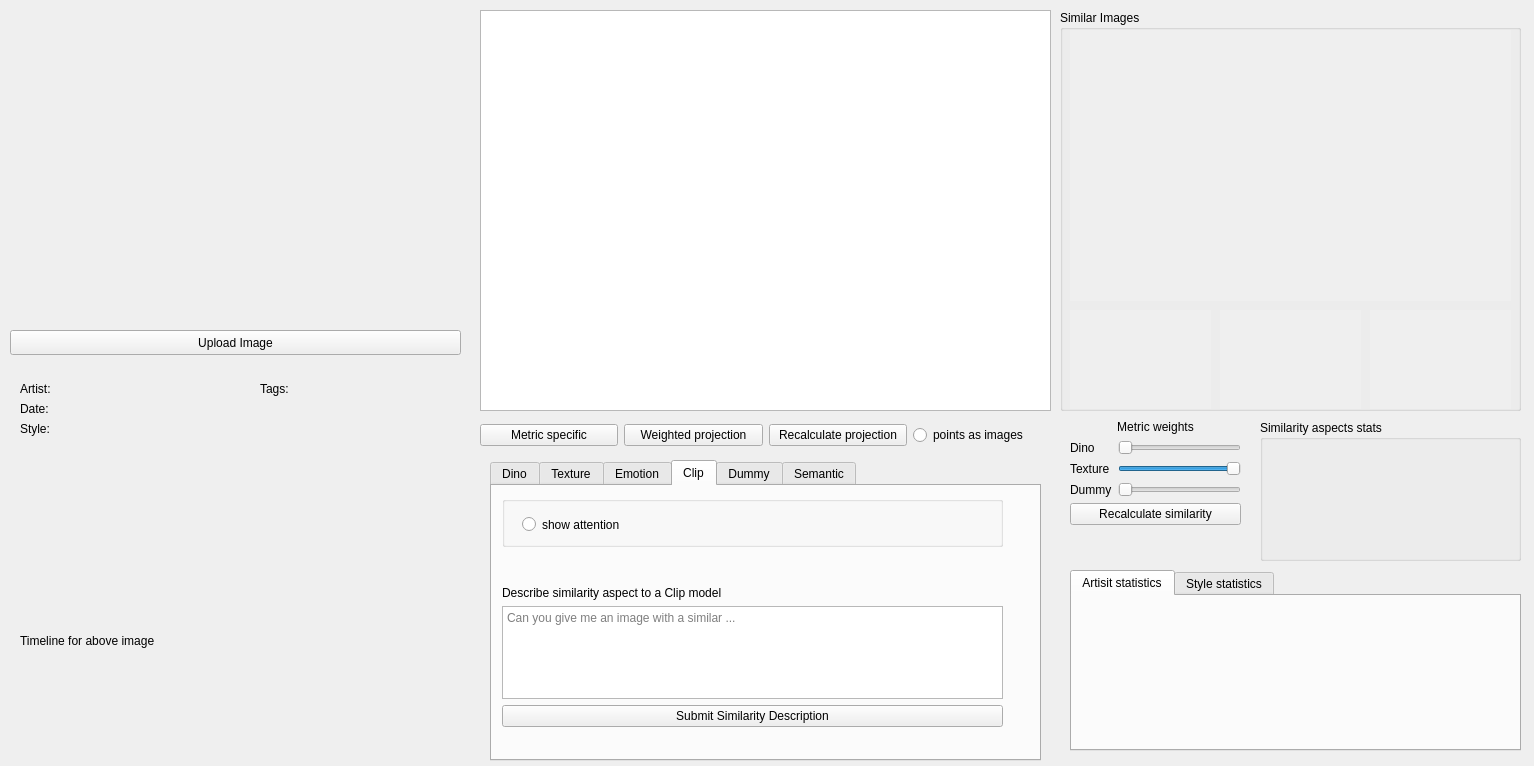
Above: deepsim_analyzer/ds_dashboard/form.ui from jonathan-gerb/deepsim-analyzer before the change. Below: the same form after it.
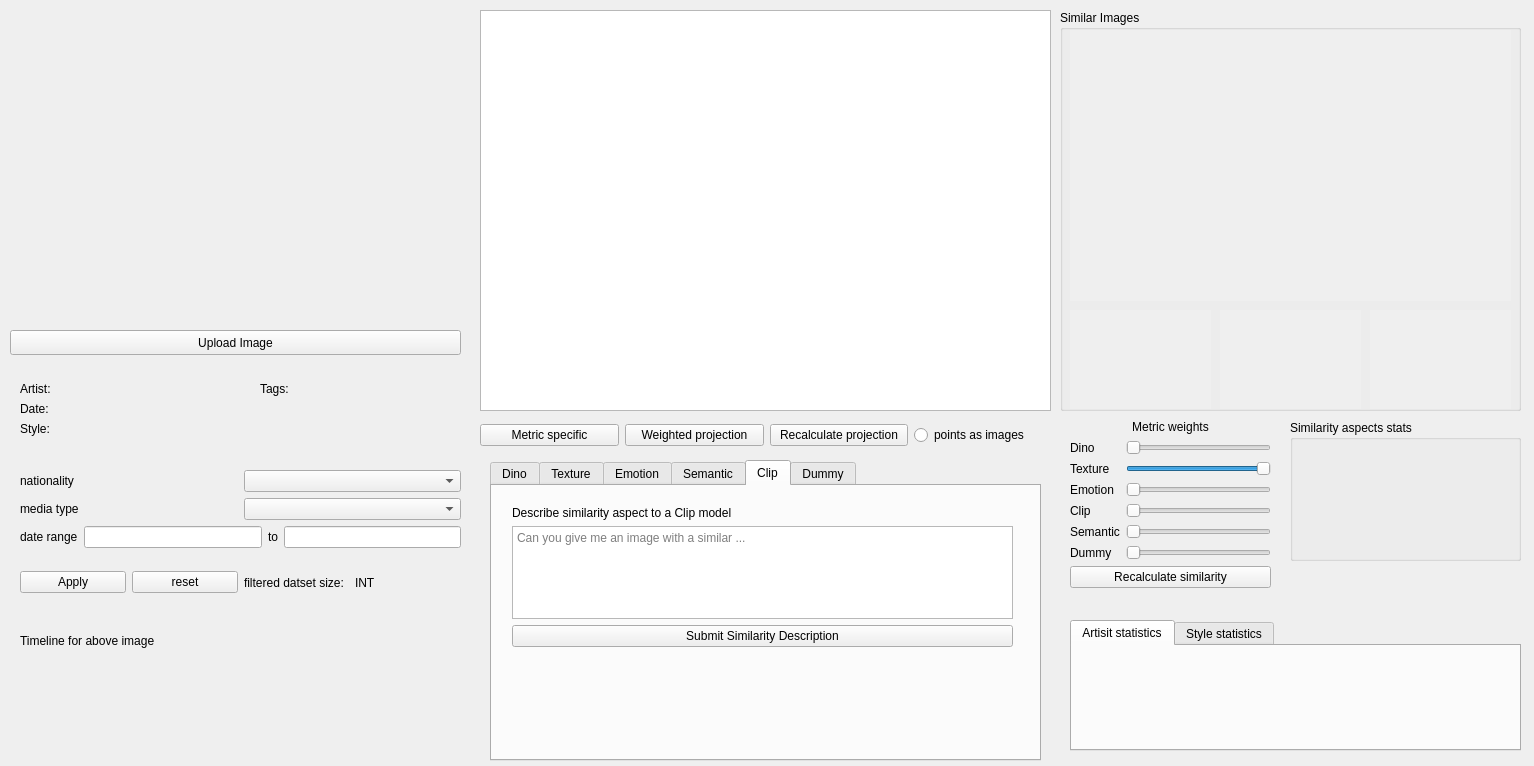
That is the form after the change. Custom widgets are drawn as their Qt base class.

What changed in the file:
```diff
--- a/deepsim_analyzer/ds_dashboard/form.ui
+++ b/deepsim_analyzer/ds_dashboard/form.ui
@@ -69,6 +69,102 @@
      </property>
      <layout class="QVBoxLayout" name="box_timeline_layout"/>
     </widget>
+    <widget class="QWidget" name="verticalLayoutWidget_6">
+     <property name="geometry">
+      <rect>
+       <x>10</x>
+       <y>10</y>
+       <width>441</width>
+       <height>141</height>
+      </rect>
+     </property>
+     <layout class="QVBoxLayout" name="verticalLayout_2">
+      <item>
+       <layout class="QHBoxLayout" name="horizontalLayout_3">
+        <item>
+         <widget class="QLabel" name="label_5">
+          <property name="text">
+           <string>nationality</string>
+          </property>
+         </widget>
+        </item>
+        <item>
+         <widget class="QComboBox" name="dataset_filtering_nationality_cbox"/>
+        </item>
+       </layout>
+      </item>
+      <item>
+       <layout class="QHBoxLayout" name="horizontalLayout_4">
+        <item>
+         <widget class="QLabel" name="label_8">
+          <property name="text">
+           <string>media type</string>
+          </property>
+         </widget>
+        </item>
+        <item>
+         <widget class="QComboBox" name="dataset_filtering_media_cbox"/>
+        </item>
+       </layout>
+      </item>
+      <item>
+       <layout class="QHBoxLayout" name="horizontalLayout_2">
+        <item>
+         <widget class="QLabel" name="label_3">
+          <property name="text">
+           <string>date range</string>
+          </property>
+         </widget>
+        </item>
+        <item>
+         <widget class="QLineEdit" name="dataset_filtering_from_date"/>
+        </item>
+        <item>
+         <widget class="QLabel" name="label_4">
+          <property name="text">
+           <string>to</string>
+          </property>
+         </widget>
+        </item>
+        <item>
+         <widget class="QLineEdit" name="dataset_filtering_to_date"/>
+        </item>
+       </layout>
+      </item>
+      <item>
+       <layout class="QHBoxLayout" name="horizontalLayout">
+        <item>
+         <widget class="QPushButton" name="apply_filters">
+          <property name="text">
+           <string>Apply</string>
+          </property>
+         </widget>
+        </item>
+        <item>
+         <widget class="QPushButton" name="reset_filters">
+          <property name="text">
+           <string>reset</string>
+          </property>
+         </widget>
+        </item>
+        <item>
+         <widget class="QLabel" name="label_10">
+          <property name="text">
+           <string>filtered datset size: </string>
+          </property>
+         </widget>
+        </item>
+        <item>
+         <widget class="QLabel" name="filtered_dataset_size">
+          <property name="text">
+           <string>INT</string>
+          </property>
+         </widget>
+        </item>
+       </layout>
+      </item>
+     </layout>
+    </widget>
    </widget>
    <widget class="QWidget" name="box_right_low" native="true">
     <property name="enabled">
@@ -87,8 +183,8 @@
       <rect>
        <x>10</x>
        <y>0</y>
-       <width>171</width>
-       <height>139</height>
+       <width>201</width>
+       <height>188</height>
       </rect>
      </property>
      <layout class="QFormLayout" name="formLayout">
@@ -142,12 +238,12 @@
       <item row="3" column="0">
        <widget class="QLabel" name="label_dummy">
         <property name="text">
-         <string>Dummy</string>
+         <string>Emotion</string>
         </property>
        </widget>
       </item>
       <item row="3" column="1">
-       <widget class="QSlider" name="combo_dummy_slider">
+       <widget class="QSlider" name="combo_emotion_slider">
         <property name="maximum">
          <number>100</number>
         </property>
@@ -156,22 +252,73 @@
         </property>
        </widget>
       </item>
-      <item row="4" column="0" colspan="2">
+      <item row="4" column="0">
+       <widget class="QLabel" name="label_dummy_2">
+        <property name="text">
+         <string>Clip</string>
+        </property>
+       </widget>
+      </item>
+      <item row="4" column="1">
+       <widget class="QSlider" name="combo_clip_slider">
+        <property name="maximum">
+         <number>100</number>
+        </property>
+        <property name="orientation">
+         <enum>Qt::Horizontal</enum>
+        </property>
+       </widget>
+      </item>
+      <item row="5" column="0">
+       <widget class="QLabel" name="label_dummy_3">
+        <property name="text">
+         <string>Semantic</string>
+        </property>
+       </widget>
+      </item>
+      <item row="5" column="1">
+       <widget class="QSlider" name="combo_semantic_slider">
+        <property name="maximum">
+         <number>100</number>
+        </property>
+        <property name="orientation">
+         <enum>Qt::Horizontal</enum>
+        </property>
+       </widget>
+      </item>
+      <item row="7" column="0" colspan="2">
        <widget class="QPushButton" name="recalc_similarity">
         <property name="text">
          <string>Recalculate similarity</string>
         </property>
        </widget>
       </item>
+      <item row="6" column="0">
+       <widget class="QLabel" name="label_dummy_4">
+        <property name="text">
+         <string>Dummy</string>
+        </property>
+       </widget>
+      </item>
+      <item row="6" column="1">
+       <widget class="QSlider" name="combo_dummy_slider">
+        <property name="maximum">
+         <number>100</number>
+        </property>
+        <property name="orientation">
+         <enum>Qt::Horizontal</enum>
+        </property>
+       </widget>
+      </item>
      </layout>
     </widget>
     <widget class="QTabWidget" name="statistics_tab">
      <property name="geometry">
       <rect>
        <x>10</x>
-       <y>150</y>
+       <y>200</y>
        <width>451</width>
-       <height>181</height>
+       <height>131</height>
       </rect>
      </property>
      <property name="currentIndex">
@@ -213,9 +360,9 @@
     <widget class="QGroupBox" name="box_recom_img_stats">
      <property name="geometry">
       <rect>
-       <x>200</x>
+       <x>230</x>
        <y>0</y>
-       <width>261</width>
+       <width>231</width>
        <height>141</height>
       </rect>
      </property>
@@ -318,7 +465,7 @@
      <rect>
       <x>480</x>
       <y>420</y>
-      <width>571</width>
+      <width>573</width>
       <height>31</height>
      </rect>
     </property>
@@ -373,7 +520,7 @@
      </rect>
     </property>
     <property name="currentIndex">
-     <number>3</number>
+     <number>4</number>
     </property>
     <widget class="QWidget" name="dino_tab">
      <attribute name="title">
@@ -787,9 +934,9 @@
       <property name="geometry">
        <rect>
         <x>10</x>
-        <y>70</y>
+        <y>80</y>
         <width>501</width>
-        <height>61</height>
+        <height>41</height>
        </rect>
       </property>
       <property name="title">
@@ -798,8 +945,8 @@
       <widget class="QLabel" name="label_7">
        <property name="geometry">
         <rect>
-         <x>10</x>
-         <y>20</y>
+         <x>30</x>
+         <y>10</y>
          <width>111</width>
          <height>31</height>
         </rect>
@@ -814,8 +961,8 @@
       <widget class="QRadioButton" name="emotion_opt_cosdist">
        <property name="geometry">
         <rect>
-         <x>130</x>
-         <y>20</y>
+         <x>150</x>
+         <y>10</y>
          <width>131</width>
          <height>31</height>
         </rect>
@@ -827,8 +974,8 @@
       <widget class="QRadioButton" name="emotion_opt_eucdist">
        <property name="geometry">
         <rect>
-         <x>280</x>
-         <y>20</y>
+         <x>300</x>
+         <y>10</y>
          <width>161</width>
          <height>31</height>
         </rect>
@@ -877,6 +1024,24 @@
        </property>
       </widget>
      </widget>
+     <widget class="Line" name="line_5">
+      <property name="geometry">
+       <rect>
+        <x>10</x>
+        <y>60</y>
+        <width>501</width>
+        <height>20</height>
+       </rect>
+      </property>
+      <property name="orientation">
+       <enum>Qt::Horizontal</enum>
+      </property>
+     </widget>
+    </widget>
+    <widget class="QWidget" name="semantic_tab">
+     <attribute name="title">
+      <string>Semantic</string>
+     </attribute>
     </widget>
     <widget class="QWidget" name="clip_tab">
      <attribute name="title">
@@ -885,8 +1050,8 @@
      <widget class="QWidget" name="verticalLayoutWidget">
       <property name="geometry">
        <rect>
-        <x>10</x>
-        <y>100</y>
+        <x>20</x>
+        <y>20</y>
         <width>501</width>
         <height>141</height>
        </rect>
@@ -918,43 +1083,12 @@
        </item>
       </layout>
      </widget>
-     <widget class="QGroupBox" name="clip_opts1">
-      <property name="geometry">
-       <rect>
-        <x>10</x>
-        <y>10</y>
-        <width>501</width>
-        <height>51</height>
-       </rect>
-      </property>
-      <property name="title">
-       <string/>
-      </property>
-      <widget class="QRadioButton" name="clip_op_show_attention">
-       <property name="geometry">
-        <rect>
-         <x>20</x>
-         <y>13</y>
-         <width>131</width>
-         <height>31</height>
-        </rect>
-       </property>
-       <property name="text">
-        <string>show attention</string>
-       </property>
-      </widget>
-     </widget>
     </widget>
     <widget class="QWidget" name="dummy_tab">
      <attribute name="title">
       <string>Dummy</string>
      </attribute>
     </widget>
-    <widget class="QWidget" name="semantic_tab">
-     <attribute name="title">
-      <string>Semantic</string>
-     </attribute>
-    </widget>
    </widget>
    <widget class="QGroupBox" name="groupBox">
     <property name="geometry">
```
